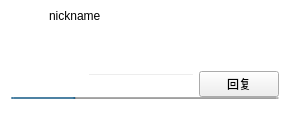
This is notification/notificationcard.ui in iwxyi/CatlikeQQ as Qt 5 draws it before an edit. The edited form follows.
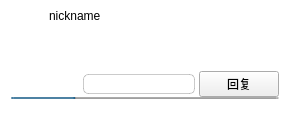
This is the edited form. Custom widgets are drawn as their Qt base class.

Diff of the .ui file:
```diff
--- a/notification/notificationcard.ui
+++ b/notification/notificationcard.ui
@@ -159,6 +159,10 @@
         <string notr="true">QLineEdit
 {
 	background: transparent;
+	border:1px rgba(124,124,124,40%);
+	padding:1px 2px;
+	border-style: solid;
+	border-radius: 5px;
 }</string>
        </property>
        <property name="frame">
```
